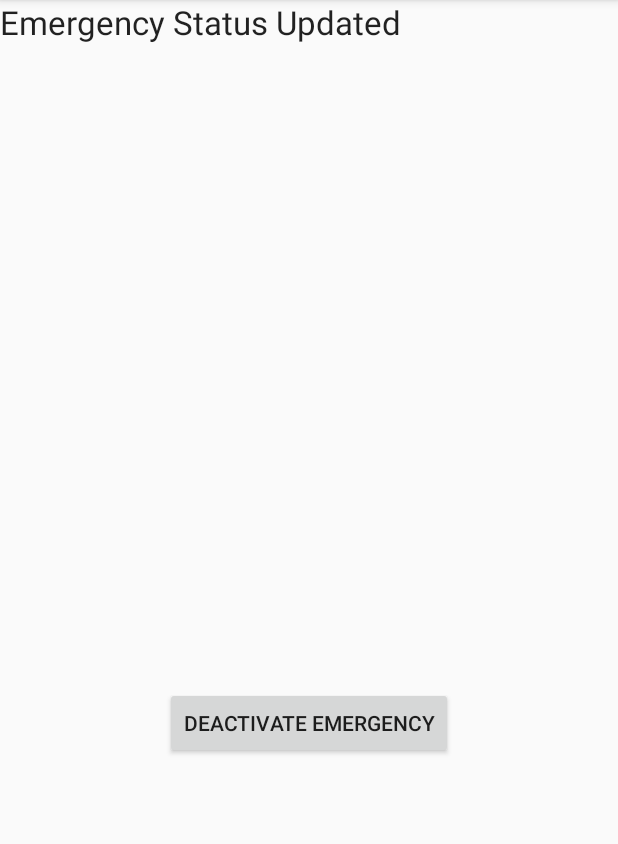
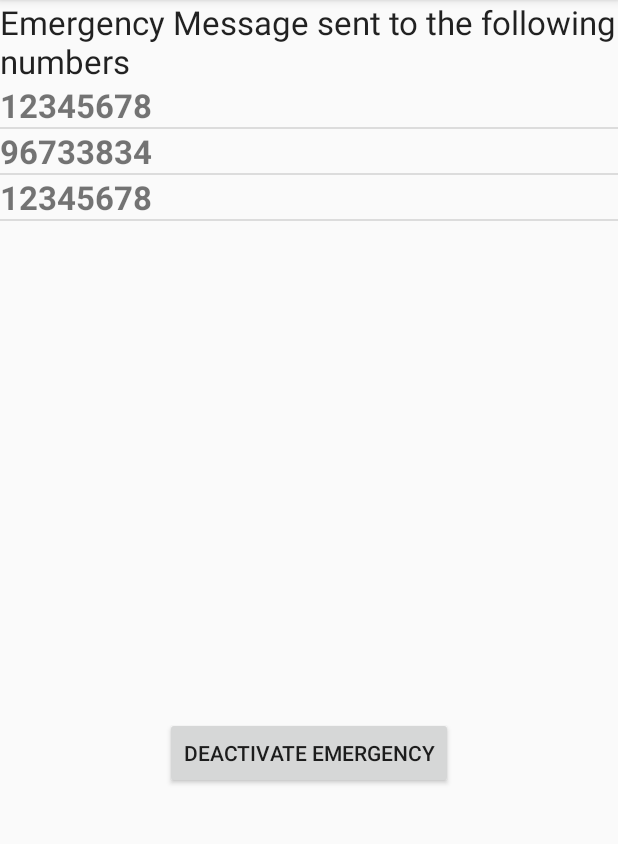
Before and after one commit to vradical/Athena-Android, an Android app: the screen it shows after launch (MainActivity), after a tap on "EMERGENCY", on a phone screen of 412 x 824 dp, the part 84-928 px from its top. Run offline under Robolectric (Android 15) with nearby library versions, the phone set to English and light mode, and no system bars; 2 other taps on this screen came first.

Commit message:
Emergency - Added send sms and send email (not applicable as it is not automated)                       Added call functions to both nok and police

```diff
--- a/app/src/main/AndroidManifest.xml
+++ b/app/src/main/AndroidManifest.xml
@@ -10,6 +10,7 @@
     <uses-permission android:name="android.permission.ACCESS_FINE_LOCATION" />
     <uses-permission android:name="android.permission.SEND_SMS" />
     <uses-permission android:name="android.permission.RECEIVE_SMS" />
+    <uses-permission android:name="android.permission.CALL_PHONE" />
 
     <!-- Creating Permission to receive Google Maps -->
     <permission
--- a/app/src/main/java/com/teamvh/orbital/athena/DBHelperNok.java
+++ b/app/src/main/java/com/teamvh/orbital/athena/DBHelperNok.java
@@ -50,8 +50,16 @@ public class DBHelperNok extends SQLiteOpenHelper {
         db.execSQL(CREATE_TABLE_NOK);
 
         String sql = "insert into " + TABLE_NAME + " ( " + col_ID + "," + col_NAME + "," + col_EMAIL + "," + col_PHONE + " ) "
-                + " values ( '3' ,'C01', 'Aji','1234567890' )";
+                + " values ( '1' ,'C01', 'w0shiyang@hotmail.com','12345678' )";
         db.execSQL(sql);
+
+        String sql2 = "insert into " + TABLE_NAME + " ( " + col_ID + "," + col_NAME + "," + col_EMAIL + "," + col_PHONE + " ) "
+                + " values ( '2' ,'C02', 'yangjing.yj56@gmail.com','96733834' )";
+        db.execSQL(sql2);
+
+        String sql3 = "insert into " + TABLE_NAME + " ( " + col_ID + "," + col_NAME + "," + col_EMAIL + "," + col_PHONE + " ) "
+                + " values ( '3' ,'C03', 'w0shiyang@hotmail.com','12345678' )";
+        db.execSQL(sql3);
     }
 
 
--- a/app/src/main/java/com/teamvh/orbital/athena/MainActivity.java
+++ b/app/src/main/java/com/teamvh/orbital/athena/MainActivity.java
@@ -4,6 +4,7 @@ import android.content.Intent;
 import android.database.Cursor;
 import android.location.Geocoder;
 import android.location.Location;
+import android.net.Uri;
 import android.os.Bundle;
 import android.os.Handler;
 import android.os.ResultReceiver;
@@ -52,6 +53,12 @@ public class MainActivity extends ActionBarActivity implements GoogleApiClient.C
     protected boolean mAddressRequested;
 
 
+    public String[][] nokPhoneArray = null;
+    public String[][] nokEmailArray = null;
+
+    public int numberOfNok = 0;
+    public String sendLocation = null;
+
 
     protected String mAddressOutput;
 
@@ -60,29 +67,30 @@ public class MainActivity extends ActionBarActivity implements GoogleApiClient.C
     protected TextView mLocationAddressTextView;
     protected TextView mLatitudeText;
     protected TextView mLongitudeText;
-    private DBHelperNok dbHelperNok;
 
     private SQLController dbcon;
     private SQLControlllerNOK dbcon2;
+
     protected ListView mTrackListView;
     protected ListView mNOKListView;
-    protected ListView nokListView;
+    protected ListView eNokPhoneListView;
+    protected ListView eNokNameListView;
+
     private SimpleCursorAdapter adapter;
     private SimpleCursorAdapter adapter2;
-    public Cursor cs;
+    private SimpleCursorAdapter adapter3;
 
-
-    Button btnSave ,  btnDelete;
-    Button btnClose;
     EditText editTextName;
     EditText editTextEmail;
     EditText editTextPhone;
-    private int _nok_id=0;
 
+    //SimpleAdapter variables
     final String[] from = new String[] { DBHelper._ID, DBHelper.TRACK_LAT, DBHelper.TRACK_LONG, DBHelper.TRACK_ADDR, DBHelper.TRACK_TIME};
     final int[] to = new int[] {R.id.id, R.id.longi, R.id.lat, R.id.address, R.id.time};
     final String[] from2 = new String[] {DBHelperNok.col_NAME, DBHelperNok.col_EMAIL, DBHelperNok.col_PHONE};
     final int[] to2 = new int[] { R.id.list_name,R.id.list_email, R.id.list_phone};
+    final String[] from3 = new String[] {DBHelperNok.col_PHONE};
+    final int[] to3 = new int[] { R.id.list_phone_only};
 
 
     protected boolean mRequestingLocationUpdates;
@@ -98,15 +106,30 @@ public class MainActivity extends ActionBarActivity implements GoogleApiClient.C
     @Override
     protected void onCreate(Bundle savedInstanceState) {
         super.onCreate(savedInstanceState);
-        setContentView(R.layout.activity_main);
-
         //FOR THE DB
         dbcon = new SQLController(this);
         dbcon2 = new SQLControlllerNOK(this);
 
+        //START SQLCONTROLLERS
         dbcon.open();
         dbcon2.open();
 
+        displayMain();
+        updateValuesFromBundle(savedInstanceState);
+
+
+    }
+
+    @Override
+    public boolean onCreateOptionsMenu(Menu menu) {
+
+        // Inflate the menu; this adds items to the action bar if it is present.
+        getMenuInflater().inflate(R.menu.main, menu);
+        return true;
+    }
+
+    public void displayMain(){
+        setContentView(R.layout.activity_main);
 
         mTrackListView = (ListView) findViewById(R.id.list_view);
         mTrackListView.setEmptyView(findViewById(R.id.empty_view));
@@ -122,32 +145,20 @@ public class MainActivity extends ActionBarActivity implements GoogleApiClient.C
         mLastUpdateTimeTextView = (TextView) findViewById(R.id.track_location_time);
         test = (Button) findViewById(R.id.testingButton);
 
-
-
         mRequestingLocationUpdates = false;
         mLastUpdateTime = "";
 
         // Set defaults, then update using values stored in the Bundle.
         mAddressRequested = false;
         mAddressOutput = "";
-        updateValuesFromBundle(savedInstanceState);
-
         buildGoogleApiClient();
     }
-
-    @Override
-    public boolean onCreateOptionsMenu(Menu menu) {
-
-        // Inflate the menu; this adds items to the action bar if it is present.
-        getMenuInflater().inflate(R.menu.main, menu);
-        return true;
-    }
-
+    //MENU SETTINGS
     @Override
     public boolean onOptionsItemSelected(MenuItem item) {
         switch (item.getItemId()) {
             case R.id.homePage:
-                setContentView(R.layout.activity_main);
+                displayMain();
                 break;
             case R.id.helpInfo:
 
@@ -162,11 +173,7 @@ public class MainActivity extends ActionBarActivity implements GoogleApiClient.C
 
                 break;
             case R.id.nokSettings:
-                setContentView(R.layout.activity_nok_registration);
-                mNOKListView = (ListView) findViewById(R.id.list_nok);
-                Cursor cscs = dbcon2.fetchAllNOK();
-                SimpleCursorAdapter cAdapter = new SimpleCursorAdapter(this,R.layout.activity_nok_entry,cscs,from2,to2,0);
-                mNOKListView.setAdapter(cAdapter);
+                nokSettings();
                 break;
 
             default:
@@ -176,16 +183,32 @@ public class MainActivity extends ActionBarActivity implements GoogleApiClient.C
         return super.onOptionsItemSelected(item);
     }
 
+    //View the database, can be deleted at the end of the project, trigger by seeDB button on main page
+    public void seeDB(View view){
+        Intent dbmanager = new Intent(getApplicationContext(),AndroidDatabaseManager.class);
+        startActivity(dbmanager);
+
+    }
+
+    //-------------------------------------------------------NOK Settings----------------------------------------------------
+    //NOK Registration
+    public void nokSettings(){
+        setContentView(R.layout.activity_nok_registration);
+        mNOKListView = (ListView) findViewById(R.id.list_nok);
+        Cursor cscs = dbcon2.fetchAllNOK();
+        adapter2 = new SimpleCursorAdapter(this,R.layout.activity_nok_entry,cscs,from2,to2,0);
+        mNOKListView.setAdapter(adapter2);
+    }
+
+    //OnClick =  TRIGGER BY REGISTRATION "ADD" BUTTON
     public void addNOK(View view){
         setContentView(R.layout.activity_nok_details);
         editTextName = (EditText) findViewById(R.id.editTextName);
         editTextEmail = (EditText) findViewById(R.id.editTextEmail);
         editTextPhone = (EditText) findViewById(R.id.editTextPhone);
-
-
     }
 
-
+    //OnClick = TRIGGER BY REGISTRATION "SAVE" BUTTON
     public void saveNOK(View view){
         int phone = Integer.parseInt(editTextPhone.getText().toString());
         String name = editTextName.getText().toString();
@@ -194,14 +217,87 @@ public class MainActivity extends ActionBarActivity implements GoogleApiClient.C
         dbcon2.insert(newNok);
         Toast.makeText(this,"New NOK has added ", Toast.LENGTH_LONG).show();
         setContentView(R.layout.activity_nok_details);
+        editTextName = (EditText) findViewById(R.id.editTextName);
+        editTextEmail = (EditText) findViewById(R.id.editTextEmail);
+        editTextPhone = (EditText) findViewById(R.id.editTextPhone);
     }
 
-    public void seeDB(View view){
-                Intent dbmanager = new Intent(getApplicationContext(),AndroidDatabaseManager.class);
-                startActivity(dbmanager);
+
+    //-----------------------------------------------Emergency Functions--------------------------------------
+
+
+    public void emergencyButtonHandler(View view) {
+        setContentView(R.layout.activity_emergency);
+        numberOfNok = dbcon2.getNumOfNOK();
+        nokPhoneArray = dbcon2.getNOKPhone();
+        sendLocation = mAddressOutput;
+        Toast.makeText(this,"Number of NOK in DB " + nokPhoneArray.length +
+                " Are they the same? " + numberOfNok +
+                " 1st number " + nokPhoneArray[0][0]+
+                " 2nd number " + nokPhoneArray[1][0]+
+//                " 3rd number " + checknum[2][0]+
+//                " 4rd number " + checknum[3][0]+
+//                " 5th number " + checknum[4][0]+
+                " his location " + sendLocation, Toast.LENGTH_LONG).show();
+        //Toast.makeText(this,test123, Toast.LENGTH_LONG).show();
+        sendSMSMessage();
+        //sendEmail();
+        eNokPhoneListView = (ListView) findViewById(R.id.emergency_list_view);
+        Cursor cscs = dbcon2.fetchAllNOK();
+        adapter3 = new SimpleCursorAdapter(this,R.layout.activity_noknumbers,cscs,from3,to3,0);
+        eNokPhoneListView.setAdapter(adapter3);
+    }
+
+    protected void sendSMSMessage() {
+        for(int i = 0 ; i < numberOfNok ; i++){
+            try {
+                SmsManager smsManager = SmsManager.getDefault();
+                smsManager.sendTextMessage(nokPhoneArray[i][0], null, "This is an emergency, your friend/relative/child has been compromised please " +
+                        "contact him/her ASAP. His/her current location is at " + sendLocation, null, null);
+                Toast.makeText(getApplicationContext(), "SMS sent.",
+                        Toast.LENGTH_LONG).show();
+            } catch (Exception e) {
+                Toast.makeText(getApplicationContext(),
+                        "SMS faild, please try again.",
+                        Toast.LENGTH_LONG).show();
+                e.printStackTrace();
+            }
+        }
 
     }
 
+
+    protected void sendEmail() {
+        nokEmailArray = dbcon2.getNOKEmail();
+        Intent email = new Intent(Intent.ACTION_SEND, Uri.parse("mailto:"));
+        for(int i = 0 ; i < numberOfNok ; i++) {
+        // prompts email clients only
+        email.setType("message/rfc822");
+        email.putExtra(Intent.EXTRA_EMAIL, nokEmailArray[i][0]);
+        email.putExtra(Intent.EXTRA_SUBJECT, "Emergency");
+        email.putExtra(Intent.EXTRA_TEXT, "testing");
+            try {
+                // the user can choose the email client
+                startActivity(Intent.createChooser(email, "Choose an email client from..."));
+            } catch (android.content.ActivityNotFoundException ex) {
+                Toast.makeText(MainActivity.this, "No email client installed.", Toast.LENGTH_LONG).show();
+            }
+        }
+
+    }
+
+    /**
+     * Retrieve the info of the NOK details from the sqlLite or server
+     * Send a sms to the NOKs with their current location and time
+     **/
+    public void notifyNOK(){
+
+
+
+
+    }
+
+    //------------------------------------------------Location-------------------------------------------------
     /**
      * Updates fields based on data stored in the bundle.
      */
@@ -333,50 +429,6 @@ public class MainActivity extends ActionBarActivity implements GoogleApiClient.C
         }
     }
 
-    /**
-     * Trigger emergency view.
-     * Should we set a list of pre-conditions?
-     */
-    String[][] checknum = null;
-    int numberOfNok = 0;
-    String sendLocation = null;
-    public void emergencyButtonHandler(View view) {
-        setContentView(R.layout.activity_emergency);
-        numberOfNok = dbcon2.getNumOfNOK();
-        checknum = dbcon2.getNOKPhone();
-       // String test123 = String.valueOf(dbcon2.getNOKPhone());
-        sendLocation = mAddressOutput;
-        Toast.makeText(this,checknum + " " + numberOfNok + " " + sendLocation, Toast.LENGTH_LONG).show();
-        //Toast.makeText(this,test123, Toast.LENGTH_LONG).show();
-    }
-
-    protected void sendSMSMessage() {
-        for(int i = 0 ; i < numberOfNok ; i++){
-            try {
-                SmsManager smsManager = SmsManager.getDefault();
-                smsManager.sendTextMessage(checknum[0][i], null, "This is an emergency, your friend/relative/child has been compromised please " +
-                        "contact him/her as soon as possible. His/her current location is at " + sendLocation, null, null);
-                Toast.makeText(getApplicationContext(), "SMS sent.",
-                        Toast.LENGTH_LONG).show();
-            } catch (Exception e) {
-                Toast.makeText(getApplicationContext(),
-                        "SMS faild, please try again.",
-                        Toast.LENGTH_LONG).show();
-                e.printStackTrace();
-            }
-        }
-
-    }
-    /**
-     * Retrieve the info of the NOK details from the sqlLite or server
-     * Send a sms to the NOKs with their current location and time
-     **/
-    public void notifyNOK(){
-
-
-
-
-    }
 
     /**
      * Ensures that only one button is enabled at any time. The Start Updates button is enabled
--- a/app/src/main/res/layout/activity_emergency.xml
+++ b/app/src/main/res/layout/activity_emergency.xml
@@ -7,7 +7,7 @@
         android:layout_width="wrap_content"
         android:layout_height="wrap_content"
         android:textAppearance="?android:attr/textAppearanceLarge"
-        android:text="Emergency Status Updated"
+        android:text="Emergency Message sent to the following numbers"
         android:id="@+id/textView" />
 
     <ListView
--- /dev/null
+++ b/app/src/main/res/layout/activity_noknumbers.xml
@@ -0,0 +1,11 @@
+<?xml version="1.0" encoding="utf-8"?>
+<LinearLayout xmlns:android="http://schemas.android.com/apk/res/android"
+    android:layout_width="match_parent" android:layout_height="match_parent">
+    <TextView
+        android:id="@+id/list_phone_only"
+        android:layout_width="wrap_content"
+        android:layout_height="wrap_content"
+        android:textSize="22sp"
+        android:textStyle="bold" />
+
+</LinearLayout>
```
Also changed, not shown: app/src/main/java/com/teamvh/orbital/athena/NOKAddOn.java (deleted, +0 -103 lines), app/src/main/java/com/teamvh/orbital/athena/SQLControlllerNOK.java (+22 -4 lines), app/src/main/res/layout/activity_nok_emergency_contact.xml (added, +25 -0 lines).
